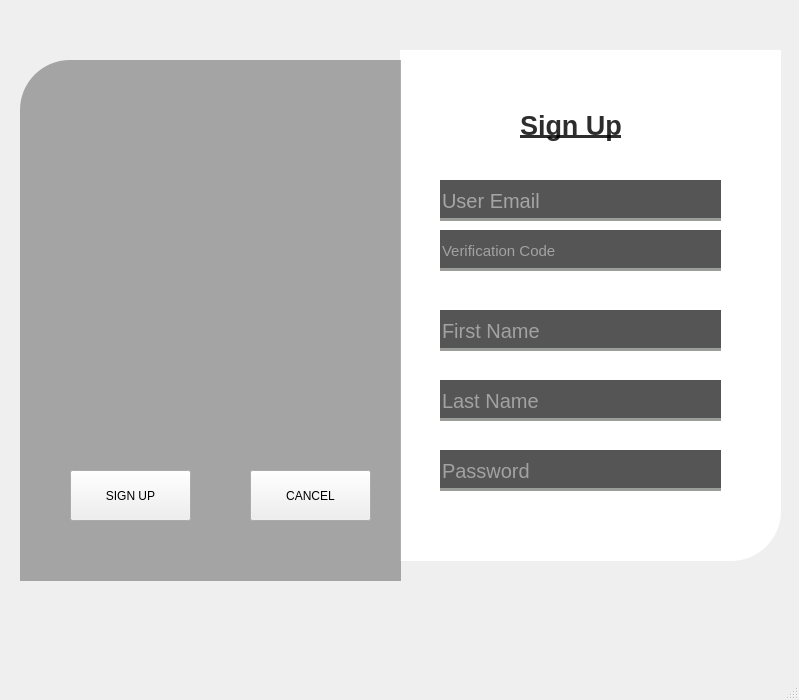
AlphaAnas/database-managment-system-using-SQL-and-PYQT-5-and-PYQT-6, file signup_Form.ui: the form before one commit.
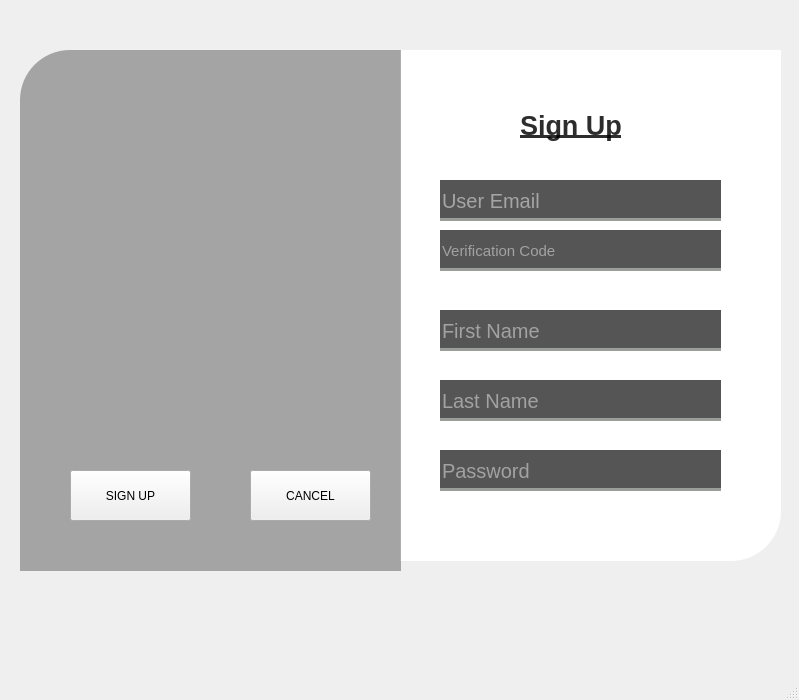
The form after the commit. Icons and pictures are not drawn.

Diff of the .ui file:
```diff
--- a/signup_Form.ui
+++ b/signup_Form.ui
@@ -62,7 +62,7 @@
     <property name="geometry">
      <rect>
       <x>20</x>
-      <y>60</y>
+      <y>50</y>
       <width>381</width>
       <height>521</height>
      </rect>
```
